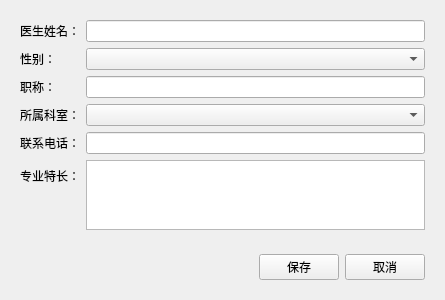
Before: the Qt Designer form lab3/lab3/doctoreditview.ui in lwd101011/QtCourse, drawn with Qt 5.
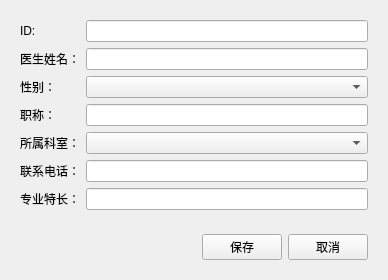
After: the same form once the commit is applied.

Patch:
```diff
--- a/lab3/lab3/doctoreditview.ui
+++ b/lab3/lab3/doctoreditview.ui
@@ -6,8 +6,8 @@
    <rect>
     <x>0</x>
     <y>0</y>
-    <width>445</width>
-    <height>289</height>
+    <width>388</width>
+    <height>272</height>
    </rect>
   </property>
   <property name="windowTitle">
@@ -17,65 +17,75 @@
    <item>
     <widget class="QWidget" name="widget" native="true">
      <layout class="QFormLayout" name="formLayout">
-      <item row="0" column="0">
+      <item row="2" column="0">
        <widget class="QLabel" name="label">
         <property name="text">
          <string>医生姓名：</string>
         </property>
        </widget>
       </item>
-      <item row="0" column="1">
+      <item row="2" column="1">
        <widget class="QLineEdit" name="txtName"/>
       </item>
-      <item row="1" column="0">
+      <item row="3" column="0">
        <widget class="QLabel" name="label_2">
         <property name="text">
          <string>性别：</string>
         </property>
        </widget>
       </item>
-      <item row="1" column="1">
+      <item row="3" column="1">
        <widget class="QComboBox" name="cmbGender"/>
       </item>
-      <item row="2" column="0">
+      <item row="4" column="0">
        <widget class="QLabel" name="label_3">
         <property name="text">
          <string>职称：</string>
         </property>
        </widget>
       </item>
-      <item row="2" column="1">
+      <item row="4" column="1">
        <widget class="QLineEdit" name="txtTitle"/>
       </item>
-      <item row="3" column="0">
+      <item row="5" column="0">
        <widget class="QLabel" name="label_4">
         <property name="text">
          <string>所属科室：</string>
         </property>
        </widget>
       </item>
-      <item row="3" column="1">
+      <item row="5" column="1">
        <widget class="QComboBox" name="cmbDepartment"/>
       </item>
-      <item row="4" column="0">
+      <item row="6" column="0">
        <widget class="QLabel" name="label_5">
         <property name="text">
          <string>联系电话：</string>
         </property>
        </widget>
       </item>
-      <item row="4" column="1">
+      <item row="6" column="1">
        <widget class="QLineEdit" name="txtPhone"/>
       </item>
-      <item row="5" column="0">
+      <item row="7" column="0">
        <widget class="QLabel" name="label_6">
         <property name="text">
          <string>专业特长：</string>
         </property>
        </widget>
       </item>
-      <item row="5" column="1">
-       <widget class="QTextEdit" name="txtSpecialty"/>
+      <item row="7" column="1">
+       <widget class="QLineEdit" name="txtSpecialty"/>
+      </item>
+      <item row="1" column="0">
+       <widget class="QLabel" name="label_7">
+        <property name="text">
+         <string>ID:</string>
+        </property>
+       </widget>
+      </item>
+      <item row="1" column="1">
+       <widget class="QLineEdit" name="txtID"/>
       </item>
      </layout>
     </widget>
```
